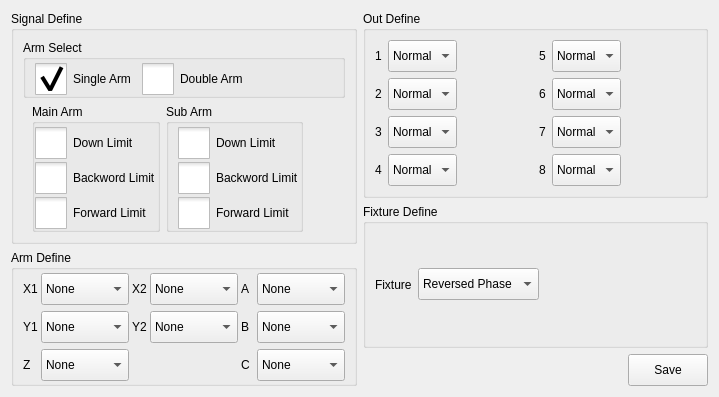
Qt form hcsettings/icstructdefineframe.ui (GaussCheng/2-5AxisPunch) before a commit.
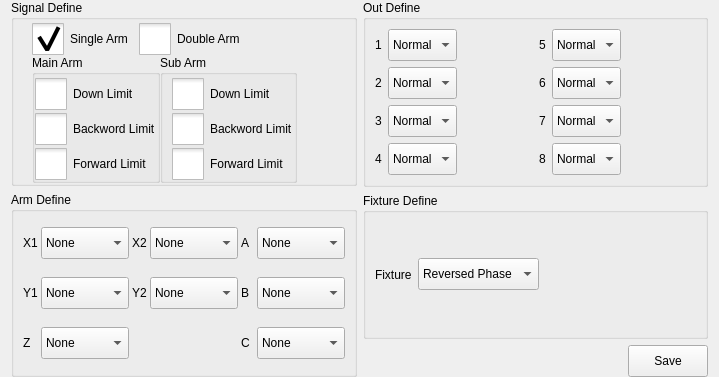
The same form after that commit. Icons and pictures are not drawn.

Commit message: 1.对教导页面布局进行小的修饰 2.修改手动轴的页面 3.添加hint4

Diff of the .ui file:
```diff
--- a/hcsettings/icstructdefineframe.ui
+++ b/hcsettings/icstructdefineframe.ui
@@ -14,6 +14,12 @@
    <string>Form</string>
   </property>
   <layout class="QHBoxLayout" name="horizontalLayout_5">
+   <property name="topMargin">
+    <number>0</number>
+   </property>
+   <property name="bottomMargin">
+    <number>0</number>
+   </property>
    <item>
     <layout class="QVBoxLayout" name="verticalLayout_4">
      <item>
@@ -22,11 +28,17 @@
         <string>Signal Define</string>
        </property>
        <layout class="QVBoxLayout" name="verticalLayout_3">
+        <property name="spacing">
+         <number>0</number>
+        </property>
+        <property name="topMargin">
+         <number>3</number>
+        </property>
+        <property name="bottomMargin">
+         <number>0</number>
+        </property>
         <item>
-         <widget class="QGroupBox" name="groupBox">
-          <property name="title">
-           <string>Arm Select</string>
-          </property>
+         <widget class="QWidget" name="widget" native="true">
           <layout class="QHBoxLayout" name="horizontalLayout">
            <property name="spacing">
             <number>10</number>
@@ -35,7 +47,7 @@
             <number>9</number>
            </property>
            <property name="topMargin">
-            <number>3</number>
+            <number>0</number>
            </property>
            <property name="rightMargin">
             <number>0</number>
```
The commit also changes 7 other files.
